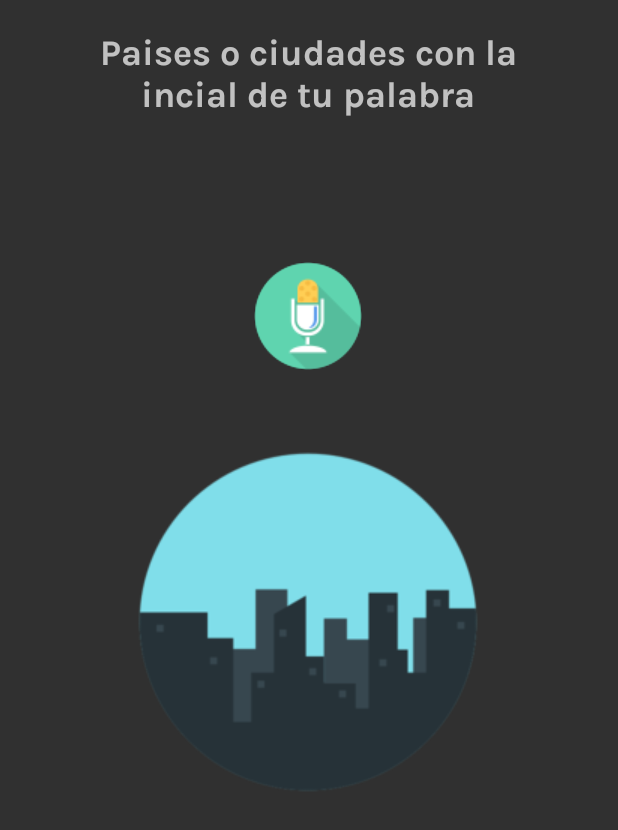
After one commit to Voidfractur/Geografia_VI, an Android app: the Activity_Ciudades screen opened directly, with no data from a screen before it, on a phone screen of 412 x 824 dp. The commit adds this screen. Shown: the top 830 px of the screen. Run offline under Robolectric (Android 15) with nearby library versions, the phone set to English and light mode, and no system bars; Roboto replaces fonts that are not available here.

Commit message:
ADD ciudades con detecion de voz

```diff
--- a/AppGeografia2/app/src/main/AndroidManifest.xml
+++ b/AppGeografia2/app/src/main/AndroidManifest.xml
@@ -13,8 +13,8 @@
         android:roundIcon="@mipmap/ic_launcher_round"
         android:supportsRtl="true"
         android:theme="@style/Theme.AppCompat.NoActionBar">
-        <activity android:name=".Activity_Rompecabezas"></activity>
-        <!-- android:theme="@style/Theme.AppGeografia2" -->
+        <activity android:name=".Activity_Ciudades"></activity>
+        <activity android:name=".Activity_Rompecabezas" /> <!-- android:theme="@style/Theme.AppGeografia2" -->
         <activity android:name=".Activity_Lecciones" />
         <activity android:name=".Activity_Galeria" />
         <activity android:name=".Activity_Ubicacion" />
--- a/AppGeografia2/app/src/main/java/com/example/appgeografia2/Activity_Lecciones.java
+++ b/AppGeografia2/app/src/main/java/com/example/appgeografia2/Activity_Lecciones.java
@@ -18,4 +18,8 @@ public class Activity_Lecciones extends AppCompatActivity {
         Intent rompecabezas = new Intent(getApplicationContext(), Activity_Rompecabezas.class);
         startActivity(rompecabezas);
     }
+    public void acrivityCiudades(View view){
+        Intent ciudades = new Intent(getApplicationContext(), Activity_Ciudades.class);
+        startActivity(ciudades);
+    }
 }
--- /dev/null
+++ b/AppGeografia2/app/src/main/res/layout/activity__ciudades.xml
@@ -0,0 +1,73 @@
+<?xml version="1.0" encoding="utf-8"?>
+<androidx.constraintlayout.widget.ConstraintLayout xmlns:android="http://schemas.android.com/apk/res/android"
+    xmlns:app="http://schemas.android.com/apk/res-auto"
+    xmlns:tools="http://schemas.android.com/tools"
+    android:layout_width="match_parent"
+    android:layout_height="match_parent"
+    tools:context=".Activity_Ciudades">
+
+
+    <TextView
+        android:id="@+id/tvMensaje2"
+        android:layout_width="263dp"
+        android:layout_height="33dp"
+        android:layout_marginTop="28dp"
+        android:fontFamily="@font/karla_bold"
+        android:gravity="center"
+        android:textSize="18sp"
+        app:layout_constraintEnd_toEndOf="parent"
+        app:layout_constraintHorizontal_bias="0.52"
+        app:layout_constraintStart_toStartOf="parent"
+        app:layout_constraintTop_toBottomOf="@+id/imageView7" />
+
+    <TextView
+        android:id="@+id/tvMensaje"
+        android:layout_width="263dp"
+        android:layout_height="33dp"
+        android:layout_marginTop="36dp"
+        android:fontFamily="@font/karla_bold"
+        android:gravity="center"
+        android:textSize="18sp"
+        app:layout_constraintEnd_toEndOf="parent"
+        app:layout_constraintHorizontal_bias="0.472"
+        app:layout_constraintStart_toStartOf="parent"
+        app:layout_constraintTop_toBottomOf="@+id/tvMensaje4" />
+
+    <ImageButton
+        android:id="@+id/imageButton9"
+        android:layout_width="wrap_content"
+        android:layout_height="wrap_content"
+        android:layout_marginTop="24dp"
+        android:background="@drawable/microfono"
+        android:onClick="hablar"
+        app:layout_constraintEnd_toEndOf="parent"
+        app:layout_constraintHorizontal_bias="0.498"
+        app:layout_constraintStart_toStartOf="parent"
+        app:layout_constraintTop_toBottomOf="@+id/tvMensaje"
+        app:srcCompat="@drawable/microfono" />
+
+    <ImageView
+        android:id="@+id/imageView7"
+        android:layout_width="wrap_content"
+        android:layout_height="wrap_content"
+        android:layout_marginTop="40dp"
+        app:layout_constraintEnd_toEndOf="parent"
+        app:layout_constraintHorizontal_bias="0.496"
+        app:layout_constraintStart_toStartOf="parent"
+        app:layout_constraintTop_toBottomOf="@+id/imageButton9"
+        app:srcCompat="@drawable/ciudad2" />
+
+    <TextView
+        android:id="@+id/tvMensaje4"
+        android:layout_width="296dp"
+        android:layout_height="65dp"
+        android:layout_marginTop="16dp"
+        android:fontFamily="@font/karla_bold"
+        android:gravity="center"
+        android:text="Paises o ciudades con la incial de tu palabra"
+        android:textSize="24sp"
+        app:layout_constraintEnd_toEndOf="parent"
+        app:layout_constraintHorizontal_bias="0.495"
+        app:layout_constraintStart_toStartOf="parent"
+        app:layout_constraintTop_toTopOf="parent" />
+</androidx.constraintlayout.widget.ConstraintLayout>
--- a/AppGeografia2/app/src/main/res/values/strings.xml
+++ b/AppGeografia2/app/src/main/res/values/strings.xml
@@ -18,7 +18,7 @@
     <string name="lbl_longitud">Longitud: </string>
     <string name="lbl_altitud">Altitud: </string>
 
-    <string name="lbl_estudio">I Paises</string>
+    <string name="lbl_estudio">I Rompecabezas de paises</string>
     <string name="lbl_naturaleza">II La naturaleza y el desarrollo sustentable</string>
     <string name="lbl_poblacion">III La poblacion y su diversidad</string>
     <string name="lbl_economia">IV La economia mundial</string>
```
Also changed, not shown: AppGeografia2/app/src/main/java/com/example/appgeografia2/Activity_Ciudades.java (added, +404 -0 lines), AppGeografia2/app/src/main/res/layout/activity__lecciones.xml (+17 -0 lines), AppGeografia2/app/src/main/res/drawable/ciudad.png (added), AppGeografia2/app/src/main/res/drawable/ciudad2.png (added), AppGeografia2/app/src/main/res/drawable/microfono.png (added).
